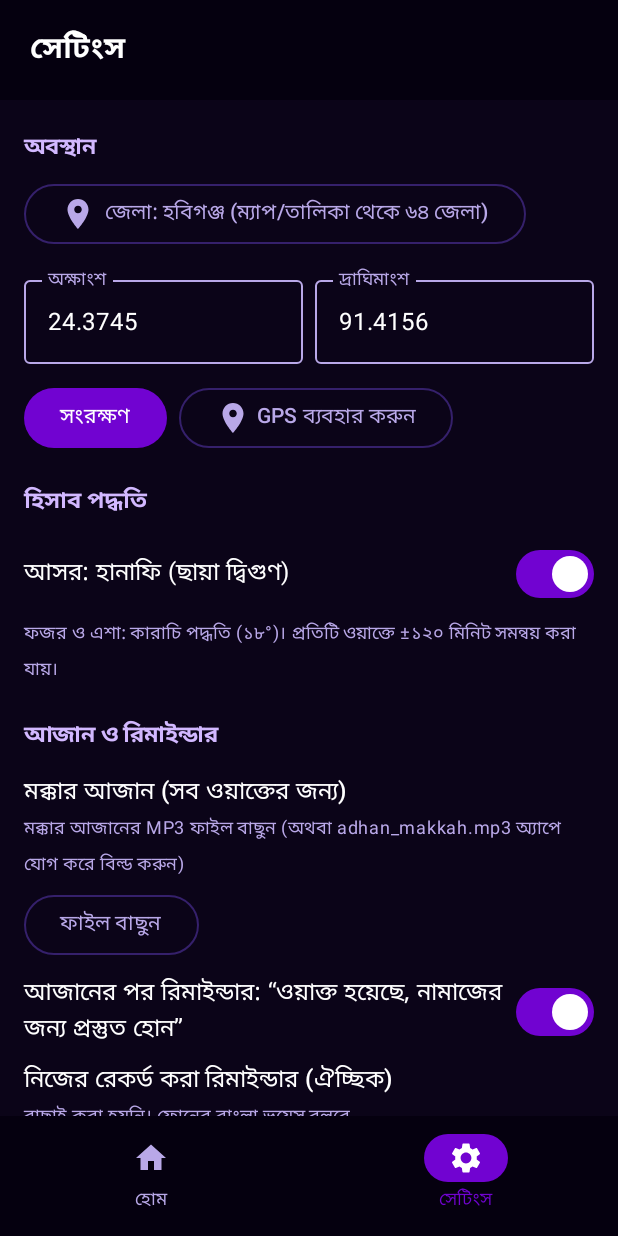
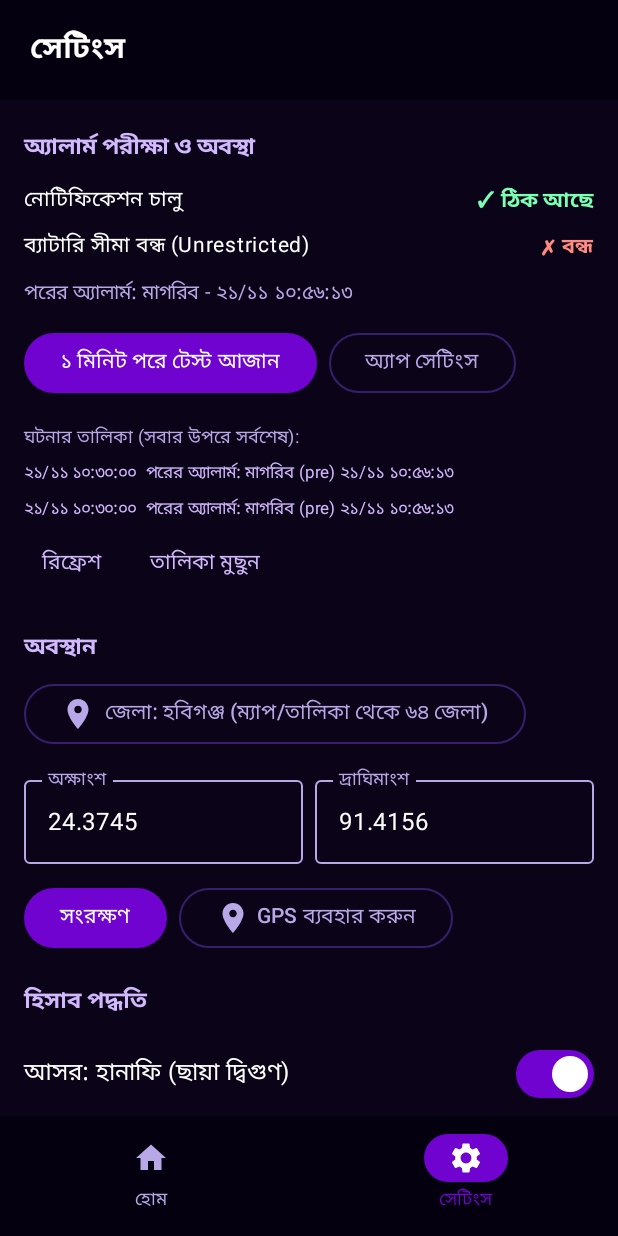
Before and after one commit to shabbir418125/pryeralarm, an Android app built with Jetpack Compose: the screen it shows after launch (MainActivity), item 2 of the bottom bar chosen, on a phone screen of 412 x 824 dp. Run offline under Robolectric (Android 15) with nearby library versions, the phone set to English and light mode, and no system bars.

Commit message:
Add files via upload

```diff
--- a/AutomaticPrayerAlarm/app/src/main/AndroidManifest.xml
+++ b/AutomaticPrayerAlarm/app/src/main/AndroidManifest.xml
@@ -7,6 +7,7 @@
     <uses-permission android:name="android.permission.WAKE_LOCK" />
     <uses-permission android:name="android.permission.RECEIVE_BOOT_COMPLETED" />
     <uses-permission android:name="android.permission.VIBRATE" />
+    <uses-permission android:name="android.permission.REQUEST_IGNORE_BATTERY_OPTIMIZATIONS" />
     <uses-permission android:name="android.permission.ACCESS_COARSE_LOCATION" />
 
     <queries>
--- /dev/null
+++ b/AutomaticPrayerAlarm/app/src/main/java/com/prayeralarm/app/DebugLog.kt
@@ -0,0 +1,32 @@
+package com.prayeralarm.app
+
+import android.content.Context
+import java.text.SimpleDateFormat
+import java.util.Date
+import java.util.Locale
+
+/** Keeps the last few alarm events so the Settings screen can show what really happened. */
+object DebugLog {
+    private const val KEY = "debug_log"
+
+    fun fmt(ms: Long): String = SimpleDateFormat("dd/MM HH:mm:ss", Locale.ENGLISH).format(Date(ms))
+
+    private fun prefs(ctx: Context) =
+        ctx.applicationContext.getSharedPreferences("prayer_alarm", Context.MODE_PRIVATE)
+
+    fun add(ctx: Context, msg: String) {
+        try {
+            val sp = prefs(ctx)
+            val old = (sp.getString(KEY, "") ?: "").split("\n").filter { it.isNotBlank() }
+            val lines = (listOf(fmt(System.currentTimeMillis()) + "  " + msg) + old).take(14)
+            sp.edit().putString(KEY, lines.joinToString("\n")).apply()
+        } catch (_: Exception) {
+        }
+    }
+
+    fun read(ctx: Context): String = prefs(ctx).getString(KEY, "") ?: ""
+
+    fun clear(ctx: Context) {
+        prefs(ctx).edit().remove(KEY).apply()
+    }
+}
--- a/AutomaticPrayerAlarm/app/src/main/java/com/prayeralarm/app/Receivers.kt
+++ b/AutomaticPrayerAlarm/app/src/main/java/com/prayeralarm/app/Receivers.kt
@@ -8,6 +8,7 @@ import androidx.core.content.ContextCompat
 class AlarmReceiver : BroadcastReceiver() {
     override fun onReceive(context: Context, intent: Intent) {
         val id = intent.getStringExtra(EXTRA_PRAYER)
+        DebugLog.add(context, "অ্যালার্ম এসেছে: $id / ${intent.getStringExtra(EXTRA_KIND)}")
         if (Prayer.fromId(id) != null) {
             val svc = Intent(context, AdhanService::class.java)
                 .putExtra(EXTRA_PRAYER, id)
@@ -17,6 +18,7 @@ class AlarmReceiver : BroadcastReceiver() {
                 ContextCompat.startForegroundService(context, svc)
             } catch (e: Exception) {
                 e.printStackTrace()
+                DebugLog.add(context, "সার্ভিস চালু করা যায়নি: ${e.javaClass.simpleName} ${e.message}")
             }
         }
         // chain: schedule the following prayer
--- a/AutomaticPrayerAlarm/app/src/main/java/com/prayeralarm/app/ui/PrayerApp.kt
+++ b/AutomaticPrayerAlarm/app/src/main/java/com/prayeralarm/app/ui/PrayerApp.kt
@@ -32,6 +32,9 @@ import androidx.compose.ui.window.DialogProperties
 import androidx.compose.ui.layout.ContentScale
 import androidx.compose.ui.res.painterResource
 import com.prayeralarm.app.DISTRICTS
+import com.prayeralarm.app.DebugLog
+import android.content.Context
+import android.os.PowerManager
 import com.prayeralarm.app.R
 import androidx.compose.foundation.layout.width
 import androidx.compose.foundation.lazy.LazyColumn
@@ -117,6 +120,8 @@ class Actions(
     val pickReminder: () -> Unit,
     val useGps: () -> Unit,
     val batterySettings: () -> Unit,
+    val appSettings: () -> Unit,
+    val testAlarm: () -> Unit,
     val notificationPermission: () -> Unit,
     val testPlay: (Prayer) -> Unit,
     val stopPlay: () -> Unit,
@@ -519,6 +524,39 @@ private fun ConfigScreen(settings: AppSettings, rev: Int, onChanged: () -> Unit,
             Text("সেটিংস", color = Color.White, fontSize = 20.sp, fontWeight = FontWeight.SemiBold)
         }
 
+        SectionTitle("অ্যালার্ম পরীক্ষা ও অবস্থা")
+        val notifOk = androidx.core.app.NotificationManagerCompat.from(cfgCtx).areNotificationsEnabled()
+        val battOk = try {
+            (cfgCtx.getSystemService(Context.POWER_SERVICE) as PowerManager).isIgnoringBatteryOptimizations(cfgCtx.packageName)
+        } catch (_: Exception) { false }
+        val nextEv = Times.nextEvent(System.currentTimeMillis(), settings)
+        StatusLine("নোটিফিকেশন চালু", notifOk)
+        StatusLine("ব্যাটারি সীমা বন্ধ (Unrestricted)", battOk)
+        Text(
+            if (nextEv != null) "পরের অ্যালার্ম: ${nextEv.prayer.bn} - ${DebugLog.fmt(nextEv.time).bn()}" else "কোনো অ্যালার্ম সেট নেই",
+            fontSize = 13.sp, color = Muted, modifier = Modifier.padding(horizontal = 16.dp, vertical = 4.dp),
+        )
+        Row(Modifier.padding(horizontal = 16.dp, vertical = 6.dp), horizontalArrangement = Arrangement.spacedBy(8.dp)) {
+            Button(
+                onClick = actions.testAlarm,
+                colors = ButtonDefaults.buttonColors(containerColor = Violet, contentColor = Color.White),
+            ) { Text("১ মিনিট পরে টেস্ট আজান") }
+            OutlinedButton(onClick = actions.appSettings) { Text("অ্যাপ সেটিংস") }
+        }
+        val logText = DebugLog.read(cfgCtx)
+        Text(
+            "ঘটনার তালিকা (সবার উপরে সর্বশেষ):",
+            fontSize = 12.sp, color = Muted, modifier = Modifier.padding(16.dp, 8.dp, 16.dp, 0.dp),
+        )
+        Text(
+            if (logText.isBlank()) "এখনো কিছু নেই" else logText.bn(),
+            fontSize = 11.sp, color = Lavender, modifier = Modifier.padding(horizontal = 16.dp),
+        )
+        Row(Modifier.padding(horizontal = 16.dp), horizontalArrangement = Arrangement.spacedBy(8.dp)) {
+            TextButton(onClick = { onChanged() }) { Text("রিফ্রেশ") }
+            TextButton(onClick = { DebugLog.clear(cfgCtx); onChanged() }) { Text("তালিকা মুছুন") }
+        }
+
         SectionTitle("অবস্থান")
         OutlinedButton(onClick = { showDistricts = true }, modifier = Modifier.padding(horizontal = 16.dp)) {
             Icon(Icons.Filled.LocationOn, null)
@@ -874,6 +912,18 @@ private fun AudioRow(title: String, subtitle: String, hasValue: Boolean, onPick:
 }
 
 @Composable
+private fun StatusLine(label: String, ok: Boolean) {
+    Row(Modifier.fillMaxWidth().padding(horizontal = 16.dp, vertical = 3.dp), verticalAlignment = Alignment.CenterVertically) {
+        Text(label, modifier = Modifier.weight(1f), fontSize = 14.sp)
+        Text(
+            if (ok) "✓ ঠিক আছে" else "✗ বন্ধ",
+            fontSize = 14.sp, fontWeight = FontWeight.SemiBold,
+            color = if (ok) Color(0xFF7CFFB2) else Color(0xFFFF8A80),
+        )
+    }
+}
+
+@Composable
 private fun SectionTitle(text: String) {
     Text(text, fontSize = 15.sp, fontWeight = FontWeight.SemiBold, color = Lavender, modifier = Modifier.padding(16.dp, 20.dp, 16.dp, 8.dp))
 }
```
Also changed, not shown: AutomaticPrayerAlarm/app/src/main/java/com/prayeralarm/app/AdhanService.kt (+10 -3 lines), AutomaticPrayerAlarm/app/src/main/java/com/prayeralarm/app/AlarmScheduler.kt (+21 -0 lines), AutomaticPrayerAlarm/app/src/main/java/com/prayeralarm/app/MainActivity.kt (+23 -1 lines).
